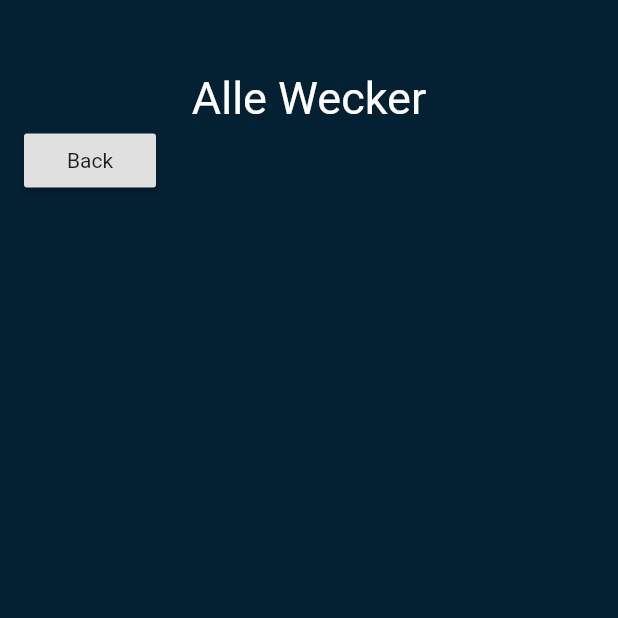
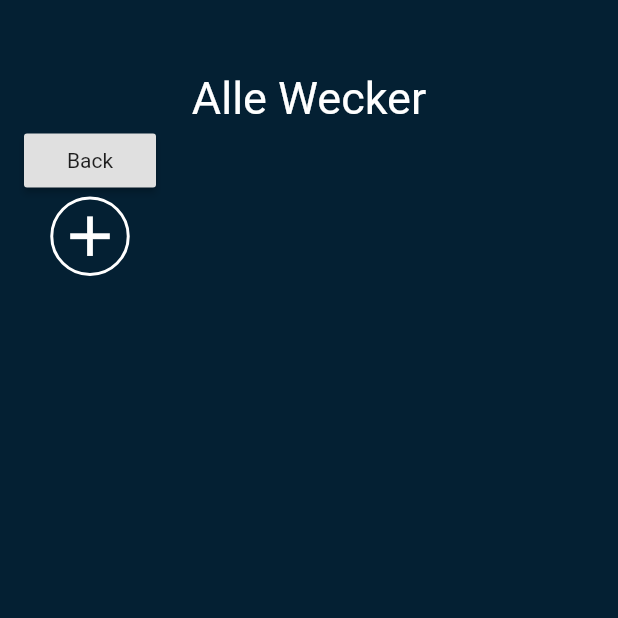
Before and after one commit to Murks1/Weckers, a Flutter app: the AlleWeckerPage screen opened directly, after a tap on "Back", on a phone screen of 412 x 824 dp, the top half of it. Run offline on Flutter 3.47's test engine with Material 2 defaults, Android fonts, the phone set to English and light mode, and no system bars; our stand-ins replace shared_preferences; accounts and stored records are empty.

Commit message:
Add Button zu alle Wecker hinzugefügt, um zu neuem Wecker wechseln zu können

```diff
--- a/lib/alleWecker_page.dart
+++ b/lib/alleWecker_page.dart
@@ -3,6 +3,7 @@ import 'package:flutter/material.dart';
 
 import 'Settings.dart';
 import 'global_data.dart';
+import 'neuerWecker_page.dart';
 
 class AlleWeckerPage extends StatefulWidget {
   @override
@@ -11,6 +12,12 @@ class AlleWeckerPage extends StatefulWidget {
   }
 }
 class AlleWeckerState extends State<AlleWeckerPage>{
+
+  // zu Seite "neuer Wecker " wechseln
+  void _onAddButtonPressed(){
+    Navigator.push(context, MaterialPageRoute(builder: (context) => NeuerWeckerPage()),);
+  }
+
   @override
   Widget build(BuildContext context) {
     return SafeArea(
@@ -42,7 +49,16 @@ class AlleWeckerState extends State<AlleWeckerPage>{
                         Navigator.pop(context);
                       },
                     ),
-
+                    FlatButton(
+                        onPressed: _onAddButtonPressed,
+                        shape: CircleBorder(
+                            side: BorderSide(color: Colors.white,width: 2)
+                        ),
+                        child: Container(
+                          padding: EdgeInsets.all(4),
+                          child: Icon(Icons.add,color: Colors.white,size: 45,),
+                        )
+                    ),
 
 
 
--- a/lib/home_page.dart
+++ b/lib/home_page.dart
@@ -100,7 +100,7 @@ class _HomePageState extends State<HomePage> {
                 Container(height: 32,),
                 Container(
                     padding: EdgeInsets.symmetric(horizontal: 16),
-                    child: Text("Hier kommen die kommenden Wecker",
+                    child: Text("Nächster Wecker",
                       style: TextStyle(
                           color: Colors.white,
                           fontFamily: 'Roboto',
```
